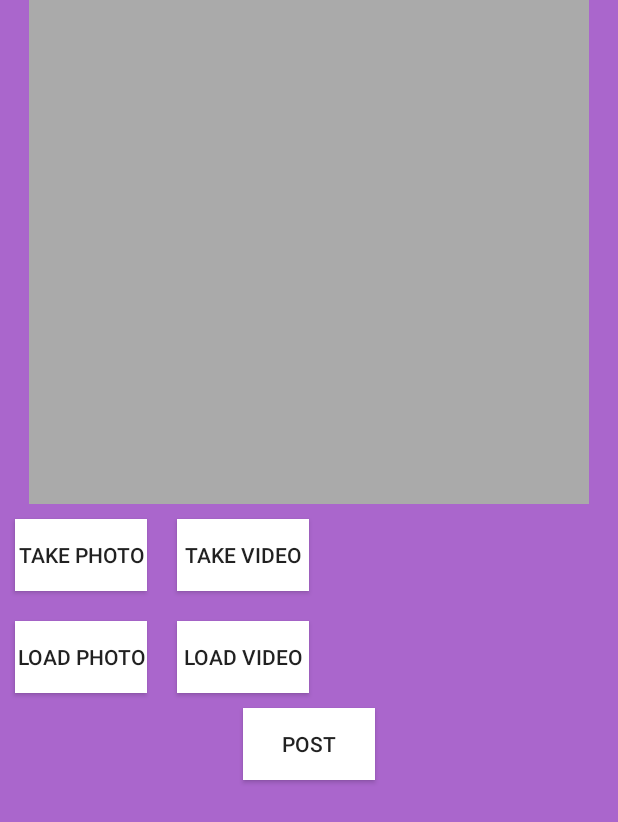
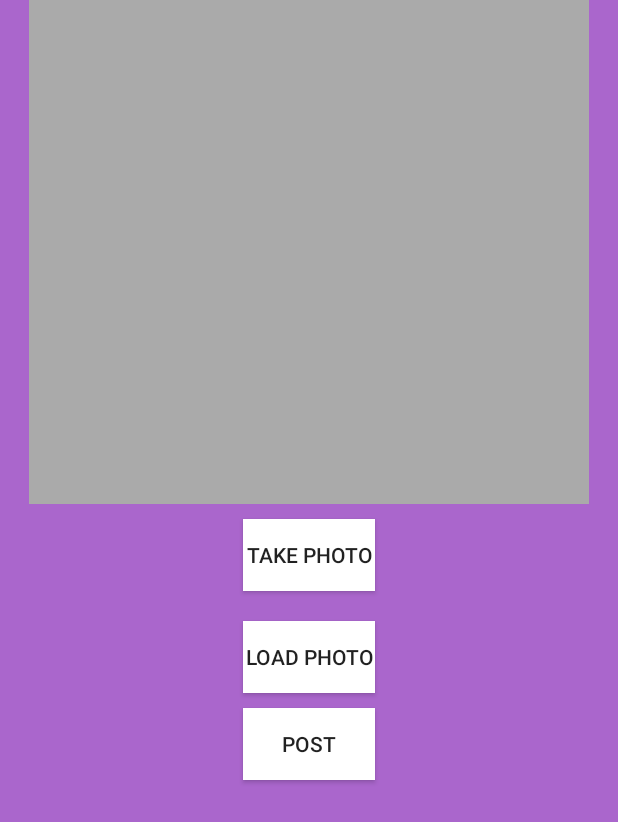
Before and after one commit to perryhealy/BaddieManager, an Android app: the layout photo_capture.xml on its own in the app's theme, with its tools: preview values and no code run, on a phone screen of 412 x 824 dp. Shown: the top 822 px of the screen. Run offline under Robolectric (Android 15) with nearby library versions, the phone set to English and light mode, and no system bars.

Commit message:
comment out video buttons
video wont work for now so lets just...pretend it doesnt exist :-)

```diff
--- a/app/src/main/res/layout/photo_capture.xml
+++ b/app/src/main/res/layout/photo_capture.xml
@@ -16,9 +16,9 @@
         android:background="@android:color/darker_gray" />
 
     <LinearLayout
-        android:layout_width="wrap_content"
+        android:layout_width="match_parent"
         android:layout_height="wrap_content"
-        android:orientation="horizontal">
+        android:orientation="vertical">
 
         <Button
             android:id="@+id/capture"
@@ -30,6 +30,7 @@
             android:onClick="camera"
             android:text="Take Photo" />
 
+        <!--
         <Button
             android:layout_width="wrap_content"
             android:layout_height="wrap_content"
@@ -39,14 +40,14 @@
             android:layout_gravity="center"
             android:background="@android:color/white"
             android:layout_margin="10dp"
-            />
+            /> -->
 
     </LinearLayout>
 
     <LinearLayout
-        android:layout_width="wrap_content"
+        android:layout_width="match_parent"
         android:layout_height="wrap_content"
-        android:orientation="horizontal">
+        android:orientation="vertical">
 
         <Button
             android:id="@+id/load"
@@ -57,7 +58,7 @@
             android:layout_margin="10dp"
             android:onClick="load"
             android:layout_gravity="center" />
-
+<!--
         <Button
             android:id="@+id/loadVideo"
             android:layout_width="wrap_content"
@@ -66,7 +67,7 @@
             android:background="@android:color/white"
             android:layout_margin="10dp"
             android:onClick="loadVideo"
-            android:layout_gravity="center" />
+            android:layout_gravity="center" /> -->
 
     </LinearLayout>
 
```
Also changed, not shown: app/src/main/java/com/example/baddiemanager/MainActivity.java (+20 -3 lines).
